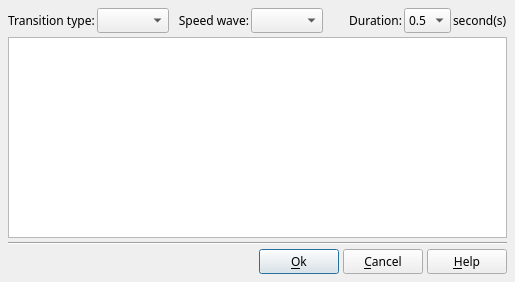
This is src/ffDiaporama/DlgTransition/DlgTransitionProperties.ui in boenki/ffdiaporama as Qt 5 draws it before an edit. The edited form follows.
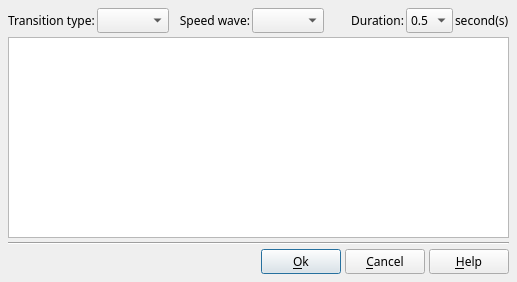
This is the edited form. Icons and pictures are not drawn. Custom widgets are drawn as their Qt base class.

The edit to the form file:
```diff
--- a/src/ffDiaporama/DlgTransition/DlgTransitionProperties.ui
+++ b/src/ffDiaporama/DlgTransition/DlgTransitionProperties.ui
@@ -6,7 +6,7 @@
    <rect>
     <x>0</x>
     <y>0</y>
-    <width>515</width>
+    <width>517</width>
     <height>282</height>
    </rect>
   </property>
```
Left out of the diff: 12 changed lines with no effect on the pictures.
